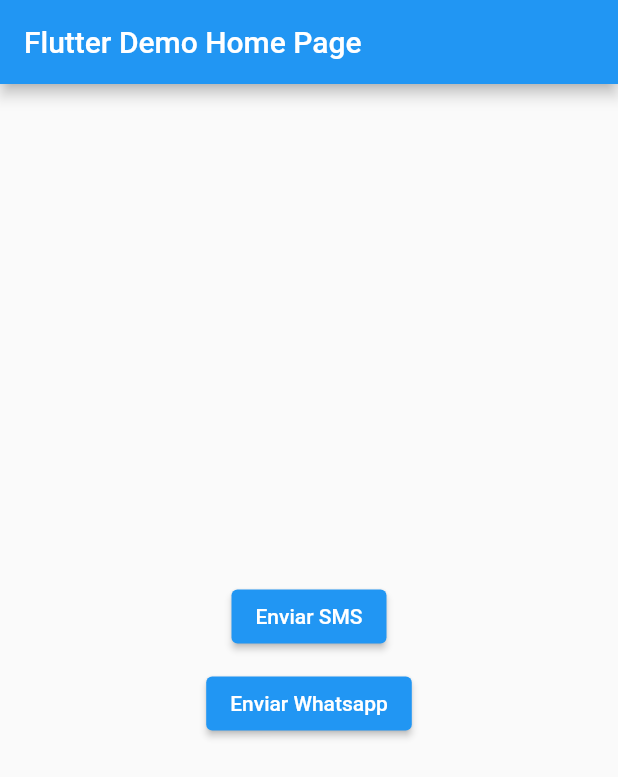
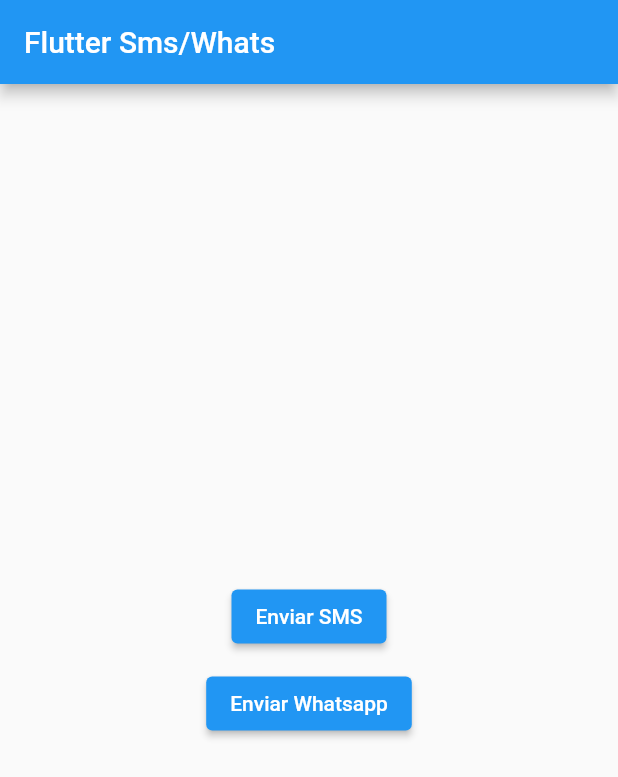
Before and after one commit to leoblanski/flutter_test_message, a Flutter app: the screen it shows after launch, on a phone screen of 412 x 824 dp. Shown: the top 777 px of the screen. Run offline on Flutter 3.47's test engine with Material 2 defaults, Android fonts, the phone set to English and light mode, and no system bars.

```diff
--- a/lib/main.dart
+++ b/lib/main.dart
@@ -11,11 +11,11 @@ class MyApp extends StatelessWidget {
   @override
   Widget build(BuildContext context) {
     return MaterialApp(
-      title: 'Flutter Demo',
+      title: 'Flutter Sms/Whats',
       theme: ThemeData(
         primarySwatch: Colors.blue,
       ),
-      home: const MyHomePage(title: 'Flutter Demo Home Page'),
+      home: const MyHomePage(title: 'Flutter Sms/Whats'),
     );
   }
 }
@@ -30,14 +30,6 @@ class MyHomePage extends StatefulWidget {
 }
 
 class _MyHomePageState extends State<MyHomePage> {
-  int _counter = 0;
-
-  void _incrementCounter() {
-    setState(() {
-      _counter++;
-    });
-  }
-
   @override
   Widget build(BuildContext context) {
     return Scaffold(
```
